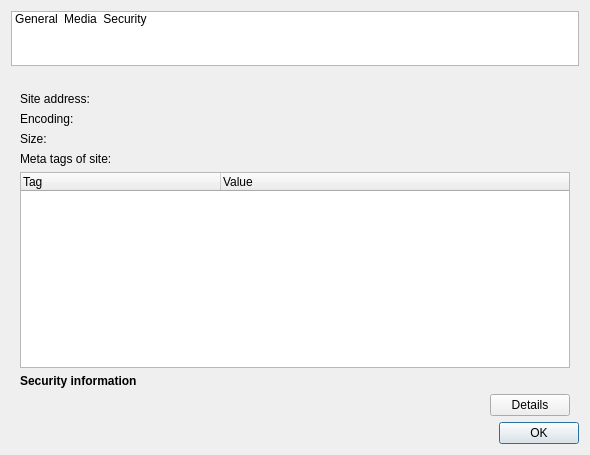
Qt form src/webview/siteinfo.ui (QupZilla/qupzilla) before a commit.
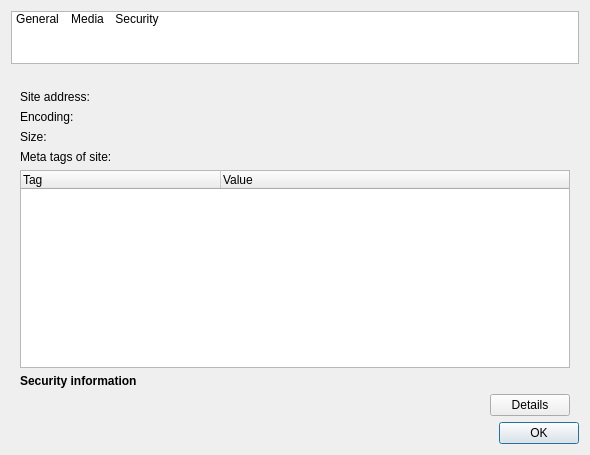
The same form after that commit. Custom widgets are drawn as their Qt base class.

```diff
--- a/src/webview/siteinfo.ui
+++ b/src/webview/siteinfo.ui
@@ -51,7 +51,7 @@
      <property name="maximumSize">
       <size>
        <width>16777215</width>
-       <height>55</height>
+       <height>53</height>
       </size>
      </property>
      <property name="focusPolicy">
@@ -76,10 +76,7 @@
       <enum>QListView::IconMode</enum>
      </property>
      <property name="uniformItemSizes">
-      <bool>false</bool>
-     </property>
-     <property name="currentRow">
-      <number>-1</number>
+      <bool>true</bool>
      </property>
      <item>
       <property name="text">
```
Left out of the diff: 3 changed lines with no effect on the pictures.
